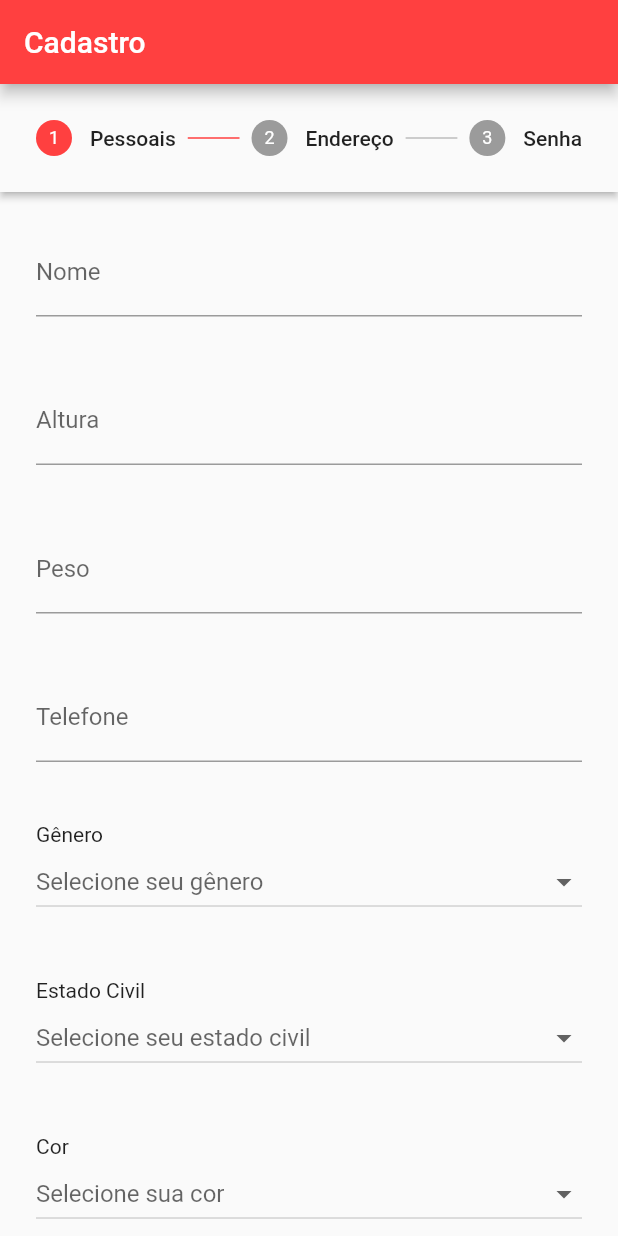
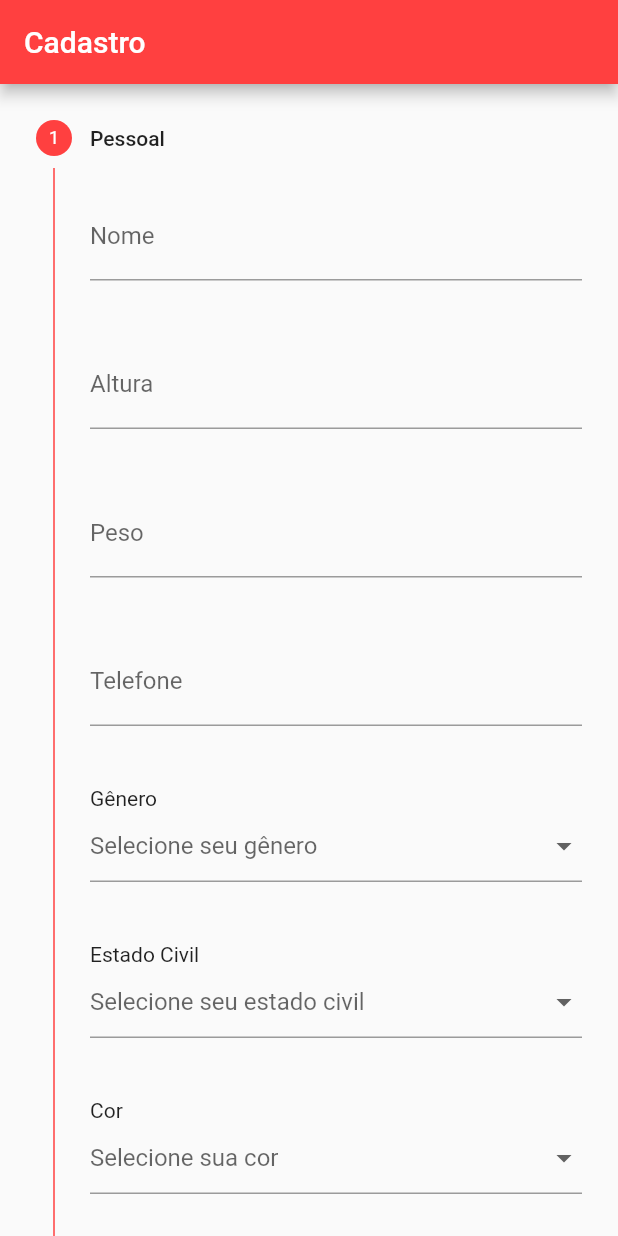
Before and after one commit to danielalveslima36/hemo_plus_mobile, a Flutter app: the Cadastro screen opened directly, on a phone screen of 412 x 824 dp. Run offline on Flutter 3.47's test engine with Material 2 defaults, Android fonts, the phone set to English and light mode, and no system bars; our stand-ins replace dio, get; missing offline and left inert: validatorless.

Commit message:
cadastro doador

```diff
--- /dev/null
+++ b/frontend/hemo_plus_mobile/lib/Doador/model/doadorModel.dart
@@ -0,0 +1,57 @@
+import 'package:flutter/material.dart';
+import 'package:hemo_plus_mobile/enums/cor.dart';
+import 'package:hemo_plus_mobile/enums/estadoCivil.dart';
+import 'package:hemo_plus_mobile/enums/genero.dart';
+import 'package:hemo_plus_mobile/enums/tipo_sanguineo.dart';
+
+class DoadorModel{
+  String nome;
+  DateTime dataNascimento;
+  Genero genero;
+  EstadoCivil estadoCivil;
+  Cor cor;
+  String cartaoSus;
+  String cpf;
+  String senha;
+  TipoSanguineo tipoSanguineo;
+  double peso;
+  double altura;
+  String telefone;
+
+  DoadorModel({required this.nome,
+   required this.dataNascimento, required this.genero,
+   required this.estadoCivil, required this.cor,
+   required this.cartaoSus, required this.cpf, required this.senha,
+   required this.tipoSanguineo, required this.peso,
+   required this.altura, required this.telefone});
+
+   factory DoadorModel.fromJson(Map<String, dynamic> json) => DoadorModel(
+      nome: json['nome'],
+      dataNascimento: json['data_nascimento'],
+      genero: json['genero'],
+      estadoCivil: json['estado_civil'],
+      cor: json['cor'],
+      cartaoSus: json['cartao_sus'],
+      cpf: json['cpf'],
+      senha: json['senha'],
+      tipoSanguineo: json['tipo_sanguineo'],
+      peso: json['peso'],
+      altura: json['altura'],
+      telefone: json['telefone'],
+   );
+
+   Map<String, dynamic> toJson() => {
+    "nome": nome,
+    "data_nascimento": dataNascimento,
+    "genero": genero,
+    "estado_civil": estadoCivil,
+    "cor": cor,
+    "cartao_sus": cartaoSus,
+    "cpf": cpf,
+    "senha": senha,
+    "tipo_sanguineo": tipoSanguineo,
+    "peso": peso,
+    "altura": altura,
+    "telefone": telefone,
+   };
+}
--- /dev/null
+++ b/frontend/hemo_plus_mobile/lib/Doador/service/DoadorService.dart
@@ -0,0 +1,17 @@
+import 'package:get/get.dart';
+import 'package:dio/dio.dart';
+import 'package:hemo_plus_mobile/Doador/model/doadorModel.dart';
+import 'package:hemo_plus_mobile/api/api.dart';
+
+class DoadorService{
+
+  final Dio dio = Dio();
+
+  Future<void> post(DoadorModel doador) async {
+    try {
+      await dio.post('${API.baseUrl}/doador', data: doador.toJson());
+    } on DioError catch (e) {
+      print('Erro ${e.response?.statusCode}: ${e.response?.statusMessage}');
+    }
+  }
+}
--- a/frontend/hemo_plus_mobile/lib/cadastro/view/cadastro.dart
+++ b/frontend/hemo_plus_mobile/lib/Doador/view/cadastro.dart
@@ -1,10 +1,15 @@
 import 'package:flutter/material.dart';
+import 'package:hemo_plus_mobile/Doador/model/doadorModel.dart';
+import 'package:hemo_plus_mobile/Doador/service/DoadorService.dart';
 import 'package:hemo_plus_mobile/enums/estadoCivil.dart';
 import 'package:hemo_plus_mobile/enums/genero.dart';
 import 'package:hemo_plus_mobile/enums/tipo_sanguineo.dart';
 import 'package:hemo_plus_mobile/widget/customDropDown.dart';
+import 'package:validatorless/validatorless.dart';
 
 import '../../enums/cor.dart';
+
+List<GlobalKey<FormState>> formKeys = [GlobalKey<FormState>(), GlobalKey<FormState>(), GlobalKey<FormState>()];
 
 class Cadastro extends StatefulWidget {
   const Cadastro({Key? key}) : super(key: key);
@@ -14,7 +19,7 @@ class Cadastro extends StatefulWidget {
 }
 
 class _CadastroState extends State<Cadastro> {
-  int currentStep = 0;
+  int _currentStep = 0;
   final _nome = TextEditingController();
   final _cartaoSus = TextEditingController();
   final _cpf = TextEditingController();
@@ -33,6 +38,8 @@ class _CadastroState extends State<Cadastro> {
   Genero? _generoValue;
   Cor? _corValue;
   TipoSanguineo? _tipoSanguineo;
+  late DoadorModel doador;
+  late DoadorService doadorService;
 
 
   @override
@@ -44,15 +51,26 @@ class _CadastroState extends State<Cadastro> {
       ),
 
       body: Stepper(
+        type: StepperType.vertical,
+        steps: getSteps(),
+        currentStep: _currentStep,
+        onStepContinue: () => {
+          setState(() {
+            if (formKeys[_currentStep].currentState!.validate()) {
+              if (_currentStep < getSteps().length - 1 ) {
+                _currentStep +=  1;
+              }
+              else{
+                doador = CriarDoador();
+                doadorService = DoadorService();
+                print(doadorService.post(doador));
+              }
+            }
 
-        type: StepperType.horizontal,
-        steps: getSteps(),
-        currentStep: currentStep,
-        onStepContinue: () => {
-          setState(() => currentStep += 1),
+          } ),
         },
         onStepCancel: () => {
-          currentStep == 0 ? null : setState(() => currentStep -= 1)
+          _currentStep == 0 ? null : setState(() => _currentStep -= 1)
         },
 
       )
@@ -62,15 +80,18 @@ class _CadastroState extends State<Cadastro> {
   List<Step> getSteps() => [
     //////////////////// STEP 1 ////////////////////
       Step(
-        isActive: currentStep >= 0,
-        title: const Text('Pessoais'),
-        content: Column(
+        isActive: _currentStep >= 0,
+        title: const Text('Pessoal'),
+        content: Form(
+          key: formKeys[0],
+          child: Column(
           mainAxisAlignment: MainAxisAlignment.start,
           children: <Widget>[
             //////////////////// NAME FIELD ////////////////////
             TextFormField(
               controller: _nome,
               decoration: const InputDecoration(labelText: 'Nome'),
+              validator: Validatorless.required("Nome obrigatorio"),
             ),
             //////////////////// NAME FIELD ////////////////////
             const SizedBox(height: 40,),
@@ -80,6 +101,7 @@ class _CadastroState extends State<Cadastro> {
               keyboardType: TextInputType.number,
               controller: _altura,
               decoration: const InputDecoration(labelText: 'Altura'),
+              validator: Validatorless.required("Altura obrigatorio"),
             ),
             /////////////////////// ALTURA FIELD ////////////////////
 
@@ -90,6 +112,7 @@ class _CadastroState extends State<Cadastro> {
               keyboardType: TextInputType.number,
               controller: _peso,
               decoration: const InputDecoration(labelText: 'Peso'),
+              validator: Validatorless.required("Peso obrigatorio"),
             ),
             /////////////////////// PESO FIELD ///////////////////////
 
@@ -100,6 +123,7 @@ class _CadastroState extends State<Cadastro> {
               keyboardType: TextInputType.number,
               controller: _telefone,
               decoration: const InputDecoration(labelText: 'Telefone'),
+              validator: Validatorless.required("Telefone obrigatorio"),
             ),
             /////////////////////// TELEFONE FIELD ///////////////////////
             const SizedBox(height: 40,),
@@ -113,6 +137,7 @@ class _CadastroState extends State<Cadastro> {
               hint: "Selecione seu gênero",
               dropValue: _generoValue,
               values: Genero.values,
+              validate: "Genero Obrigatorio",
               onChanged: (value) => setState(() {
                 _generoValue = value;
               })
@@ -131,6 +156,7 @@ class _CadastroState extends State<Cadastro> {
               hint: "Selecione seu estado civil",
               dropValue: _estadoCivilValue,
               values: EstadoCivil.values,
+              validate: "Estado Civil Obrigatorio",
               onChanged: (value) => setState(() {
                 _estadoCivilValue = value;
               })
@@ -148,6 +174,7 @@ class _CadastroState extends State<Cadastro> {
             CustomDropDown<Cor>(
               hint: "Selecione sua cor",
               dropValue: _corValue,
+              validate: "Cor Obrigatorio",
               values: Cor.values,
               onChanged: (value) => setState(() {
                 _corValue = value;
@@ -163,14 +190,15 @@ class _CadastroState extends State<Cadastro> {
               child: Text('Tipo Sanguíneo'),
             ),
 
-            DropdownButton(
+            DropdownButtonFormField(
                 isExpanded: true,
                 value: _tipoSanguineo,
                 onChanged: (value) {
                   setState(() {
-                    _tipoSanguineo = value;
+                    _tipoSanguineo = value!;
                   });
                 },
+                validator: (dropValue) => dropValue == null ? 'Tipo Sanguineo Obrigatorio' : null,
                 items: TipoSanguineo.values.map((tipo) {
                   return DropdownMenuItem(
                     child: Text(tipo.descricao),
@@ -186,6 +214,8 @@ class _CadastroState extends State<Cadastro> {
             TextFormField(
               controller: _cartaoSus,
               decoration: const InputDecoration(labelText: 'Cartão  do SUS'),
+              validator: Validatorless.required("Cartao do SUS obrigatorio"),
+
             ),
             //////////////////// CARTAO SUS FIELD ////////////////////
 
@@ -195,25 +225,29 @@ class _CadastroState extends State<Cadastro> {
             TextFormField(
               controller: _cpf,
               decoration: const InputDecoration(labelText: 'CPF'),
+              validator: Validatorless.required("CPF obrigatorio"),
             ),
             //////////////////// CPF FIELD ////////////////////
 
-
           ],
+        )
         )
       ),
       //////////////////// STEP 1 ////////////////////
 
       Step(
-        isActive: currentStep >= 1,
+        isActive: _currentStep >= 1,
         title: Text('Endereço'),
-        content: Column(
+        content: Form(
+          key: formKeys[1],
+          child: Column(
           mainAxisAlignment: MainAxisAlignment.start,
           children: [
             //////////////////// CEP FIELD ////////////////////
             TextFormField(
               controller: _cep,
               decoration: const InputDecoration(labelText: 'Cep'),
+              validator: Validatorless.required("Cep obrigatorio"),
             ),
             //////////////////// CEP FIELD ////////////////////
 
@@ -223,6 +257,7 @@ class _CadastroState extends State<Cadastro> {
             TextFormField(
               controller: _rua,
               decoration: const InputDecoration(labelText: 'Rua'),
+              validator: Validatorless.required("Rua obrigatorio"),
             ),
             //////////////////// RUA FIELD ////////////////////
 
@@ -232,6 +267,7 @@ class _CadastroState extends State<Cadastro> {
             TextFormField(
               controller: _bairro,
               decoration: const InputDecoration(labelText: 'Bairro'),
+              validator: Validatorless.required("Bairro obrigatorio"),
             ),
             //////////////////// BAIRRO FIELD ////////////////////
 
@@ -241,6 +277,7 @@ class _CadastroState extends State<Cadastro> {
             TextFormField(
               controller: _numero,
               decoration: const InputDecoration(labelText: 'Número'),
+              validator: Validatorless.required("Numero obrigatorio"),
             ),
             //////////////////// NUMERO FIELD ////////////////////
 
@@ -250,6 +287,7 @@ class _CadastroState extends State<Cadastro> {
             TextFormField(
               controller: _complemento,
               decoration: const InputDecoration(labelText: 'Complemento'),
+              validator: Validatorless.required("Complemento obrigatorio"),
             ),
             //////////////////// COMPLEMENTO FIELD ////////////////////
 
@@ -259,20 +297,26 @@ class _CadastroState extends State<Cadastro> {
             TextFormField(
               controller: _cidade,
               decoration: const InputDecoration(labelText: 'Cidade'),
+              validator: Validatorless.required("Cidade obrigatorio"),
             ),
             //////////////////// CIDADE FIELD ////////////////////
-        ],)
+        ],),
+        )
       ),
       Step(
-        isActive: currentStep >= 2,
+        isActive: _currentStep >= 2,
         title: Text('Senha'),
-        content: Column(
+        content: Form(
+          key: formKeys[2],
+          child: Column(
           mainAxisAlignment: MainAxisAlignment.start,
           children: [
             //////////////////// SENHA FIELD ////////////////////
             TextFormField(
               controller: _senha,
               decoration: const InputDecoration(labelText: 'Senha'),
+              validator: Validatorless.required("Cidade obrigatorio"),
+
             ),
             //////////////////// SENHA FIELD ////////////////////
 
@@ -282,12 +326,23 @@ class _CadastroState extends State<Cadastro> {
             TextFormField(
               controller: _confirmacaoSenha,
               decoration: const InputDecoration(labelText: 'Confirme sua senha'),
+              //TODO: FAZER A PARTE DE COMPARACAO E VALIDACAO DE SENHA
             ),
             //////////////////// CONFIRMACAO SENHA FIELD ////////////////////
 
             const SizedBox(height: 40,),
           ],
+        ),
         )
       ),
     ];
+
+      DoadorModel CriarDoador() {
+        return DoadorModel(nome: _nome.text,
+         dataNascimento: DateTime(1999,7,2),
+         genero: _generoValue!, estadoCivil: _estadoCivilValue!,
+         cor: _corValue!, cartaoSus: _cartaoSus.text, cpf: _cpf.text,
+         senha: _senha.text, tipoSanguineo: _tipoSanguineo!, peso: double.parse(_peso.text),
+          altura: double.parse(_altura.text), telefone: _telefone.text);
+      }
 }
--- /dev/null
+++ b/frontend/hemo_plus_mobile/lib/api/api.dart
@@ -0,0 +1,3 @@
+abstract class API{
+  static const baseUrl = 'http://localhost:3333/';
+}
--- /dev/null
+++ b/frontend/hemo_plus_mobile/lib/routes/app_pages.dart
@@ -0,0 +1,18 @@
+import 'package:get/get.dart';
+import 'package:hemo_plus_mobile/Doador/view/cadastro.dart';
+import 'package:hemo_plus_mobile/login/view/login.dart';
+import 'package:hemo_plus_mobile/routes/app_router.dart';
+
+abstract class AppPages {
+  static final List<GetPage> pages = [
+    GetPage(
+      name: AppRoutes.home,
+      page: () => Cadastro(),
+    ),
+    GetPage(
+      name: AppRoutes.login,
+      page: () => Login(),
+
+    ),
+  ];
+}
--- /dev/null
+++ b/frontend/hemo_plus_mobile/lib/routes/app_router.dart
@@ -0,0 +1,5 @@
+abstract class AppRoutes{
+  static const String home = '/';
+  static const String login = '/login';
+  static const String cadastroDoador = '/cadastro/doador';
+}
--- a/frontend/hemo_plus_mobile/lib/widget/customDropDown.dart
+++ b/frontend/hemo_plus_mobile/lib/widget/customDropDown.dart
@@ -1,20 +1,23 @@
 import 'package:flutter/material.dart';
+import 'package:validatorless/validatorless.dart';
 
 class CustomDropDown<T> extends StatelessWidget {
   final String hint;
   final T? dropValue;
   final List<T> values;
+  final String validate;
   final ValueChanged onChanged;
 
-  const CustomDropDown({ Key? key, required this.hint, this.dropValue, required this.values, required this.onChanged }) : super(key: key);
+  const CustomDropDown({ Key? key, required this.hint, this.dropValue, required this.values, required this.onChanged, required this.validate }) : super(key: key);
 
   @override
   Widget build(BuildContext context) {
 
-    return DropdownButton<T>(
+    return DropdownButtonFormField<T>(
       isExpanded: true,
         hint: Text(hint),
         value: dropValue,
+        validator: (dropValue) => dropValue == null ? validate : null,
         onChanged:onChanged,
         items: values.map((value) => DropdownMenuItem<T>(
               value: value,
```
Also changed, not shown: frontend/hemo_plus_mobile/lib/login/view/login.dart (added, +137 -0 lines), frontend/hemo_plus_mobile/lib/main.dart (+4 -12 lines), frontend/hemo_plus_mobile/pubspec.yaml (+8 -1 lines), frontend/hemo_plus_mobile/assets/fonts/Sansation_Light.ttf (added), frontend/hemo_plus_mobile/assets/images/Logo.jpeg (added), frontend/hemo_plus_mobile/pubspec.lock.
